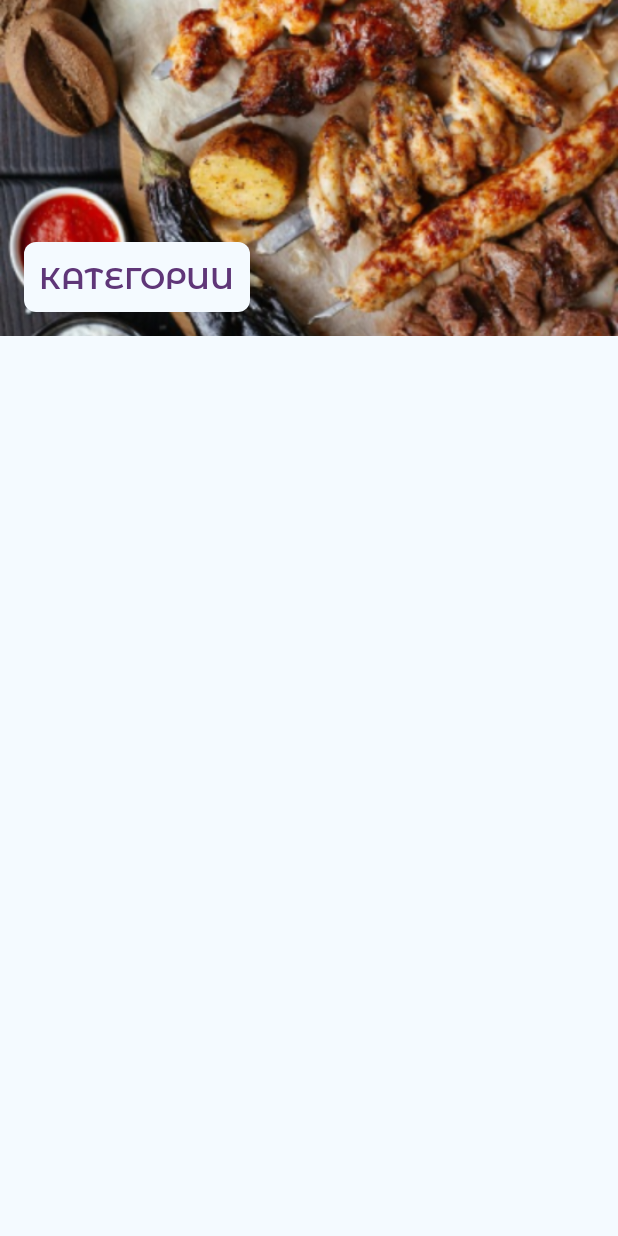
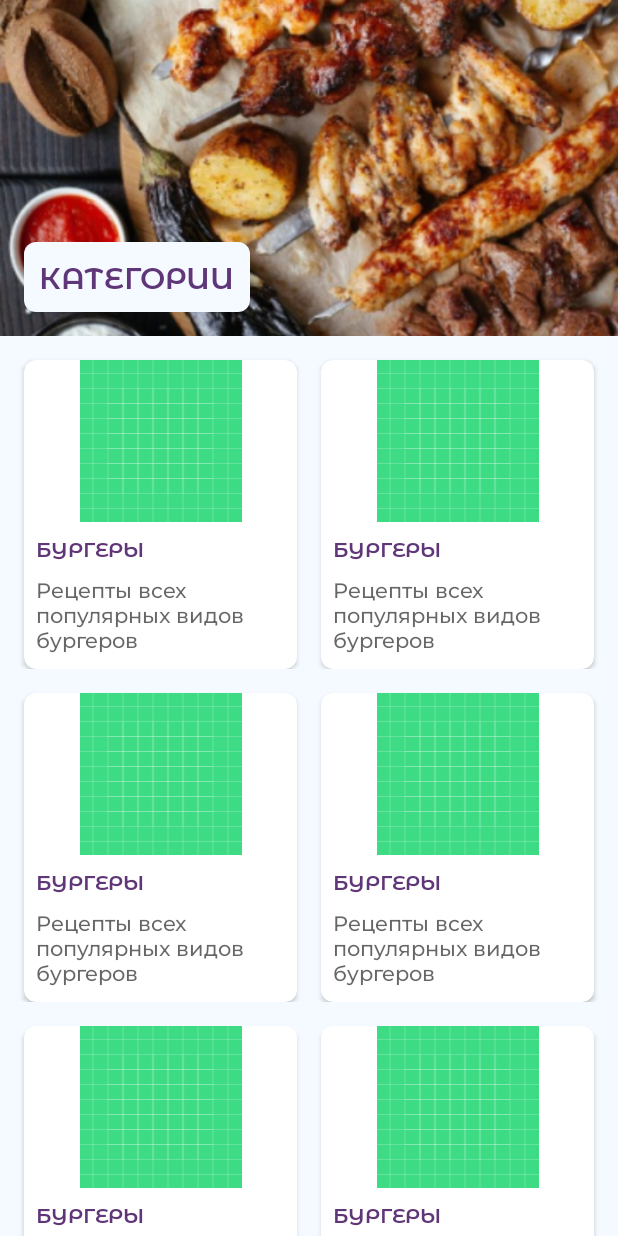
Before and after one commit to RichardEminis/RecipeApp, an Android app: the layout fragment_list_categories.xml on its own in the app's theme, with its tools: preview values and no code run, on a phone screen of 412 x 824 dp. Run offline under Robolectric (Android 15) with nearby library versions, the phone set to English and light mode, and no system bars.

Commit message:
RA-07 Edit RecyclerView add tool parameter

```diff
--- a/app/src/main/java/com/example/recipeapp/CategoriesCardAdapter.kt
+++ b/app/src/main/java/com/example/recipeapp/CategoriesCardAdapter.kt
@@ -4,7 +4,7 @@ import android.view.View
 import android.view.ViewGroup
 import androidx.recyclerview.widget.RecyclerView
 
-class CategoriesCardAdapter: RecyclerView.Adapter<CategoriesCardAdapter.ViewHolder>() {
+class CategoriesCardAdapter : RecyclerView.Adapter<CategoriesCardAdapter.ViewHolder>() {
     class ViewHolder(view: View) : RecyclerView.ViewHolder(view) {
 
     }
--- a/app/src/main/res/layout/fragment_list_categories.xml
+++ b/app/src/main/res/layout/fragment_list_categories.xml
@@ -39,9 +39,13 @@
         </androidx.constraintlayout.widget.ConstraintLayout>
 
         <androidx.recyclerview.widget.RecyclerView
+            android:layout_marginHorizontal="8dp"
+            android:id="@+id/rvCategories"
             android:layout_width="match_parent"
-            android:layout_height="match_parent" />
+            android:layout_height="wrap_content"
+            app:layoutManager="androidx.recyclerview.widget.StaggeredGridLayoutManager"
+            app:spanCount="2"
+            tools:itemCount="6"
+            tools:listitem="@layout/item_category" />
     </LinearLayout>
-
-
 </FrameLayout>
--- a/app/src/main/res/layout/item_category.xml
+++ b/app/src/main/res/layout/item_category.xml
@@ -8,9 +8,8 @@
     <androidx.cardview.widget.CardView
         android:layout_width="match_parent"
         android:layout_height="wrap_content"
-        android:layout_marginStart="@dimen/main_indent"
+        android:layout_marginHorizontal="8dp"
         android:layout_marginTop="@dimen/main_indent"
-        android:layout_marginEnd="@dimen/main_indent"
         android:background="?attr/selectableItemBackground"
         android:clickable="true"
         android:focusable="true"
```
